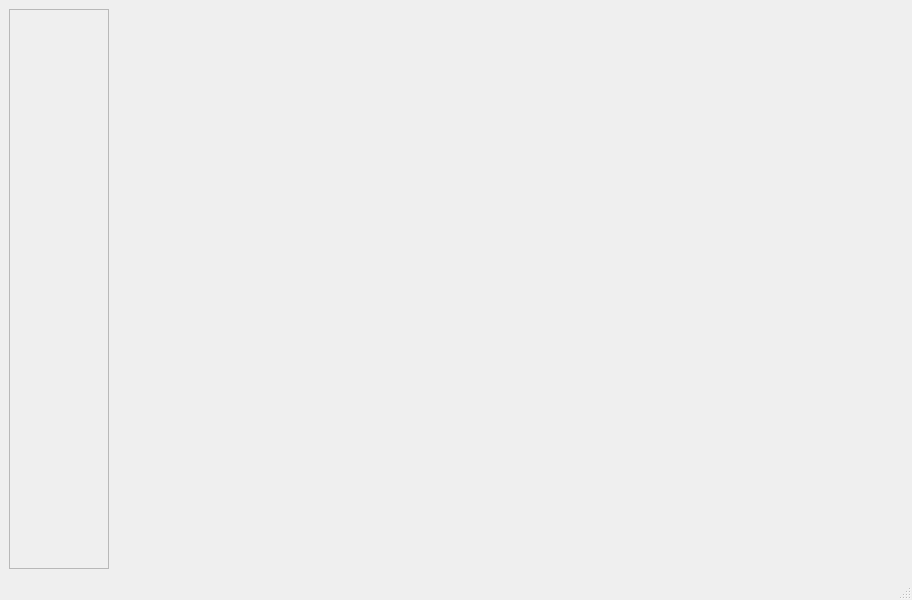
Before: the Qt Designer form mainwindow.ui in ArtAuc/mkrescue, drawn with Qt 5.
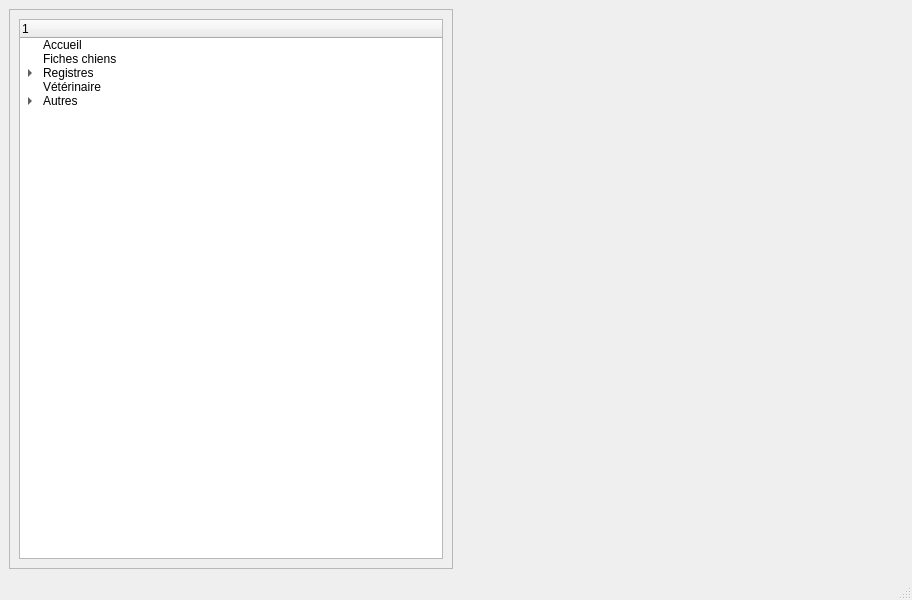
After: the same form once the commit is applied. The open tabs and pages were chosen to show the change.

Commit message: Interactive tree menu that switches current page

Patch:
```diff
--- a/mainwindow.ui
+++ b/mainwindow.ui
@@ -29,6 +29,72 @@
       <property name="frameShadow">
        <enum>QFrame::Raised</enum>
       </property>
+      <layout class="QVBoxLayout" name="verticalLayout">
+       <item>
+        <widget class="QTreeWidget" name="menuTree">
+         <column>
+          <property name="text">
+           <string/>
+          </property>
+         </column>
+         <item>
+          <property name="text">
+           <string>Accueil</string>
+          </property>
+         </item>
+         <item>
+          <property name="text">
+           <string>Fiches chiens</string>
+          </property>
+         </item>
+         <item>
+          <property name="text">
+           <string>Registres</string>
+          </property>
+          <item>
+           <property name="text">
+            <string>Entrées/Sorties</string>
+           </property>
+          </item>
+          <item>
+           <property name="text">
+            <string>Garderie</string>
+           </property>
+          </item>
+          <item>
+           <property name="text">
+            <string>Adhérents</string>
+           </property>
+          </item>
+         </item>
+         <item>
+          <property name="text">
+           <string>Vétérinaire</string>
+          </property>
+         </item>
+         <item>
+          <property name="text">
+           <string>Autres</string>
+          </property>
+          <item>
+           <property name="text">
+            <string>Liste rouge adoptants</string>
+           </property>
+          </item>
+          <item>
+           <property name="text">
+            <string>Animaux perdus</string>
+           </property>
+          </item>
+          <item>
+           <property name="text">
+            <string>Demandes d'adoption</string>
+           </property>
+          </item>
+         </item>
+        </widget>
+       </item>
+      </layout>
      </widget>
     </item>
     <item>
```
Left out of the diff: 4 changed lines with no effect on the pictures. The commit also changes 2 other files.
